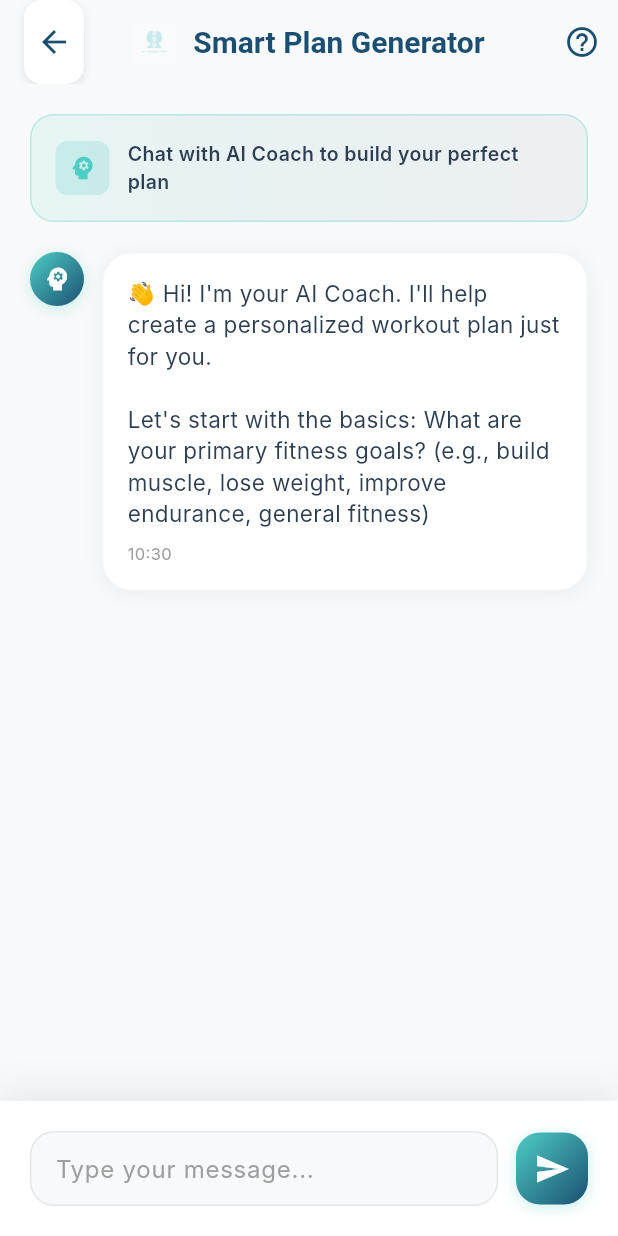
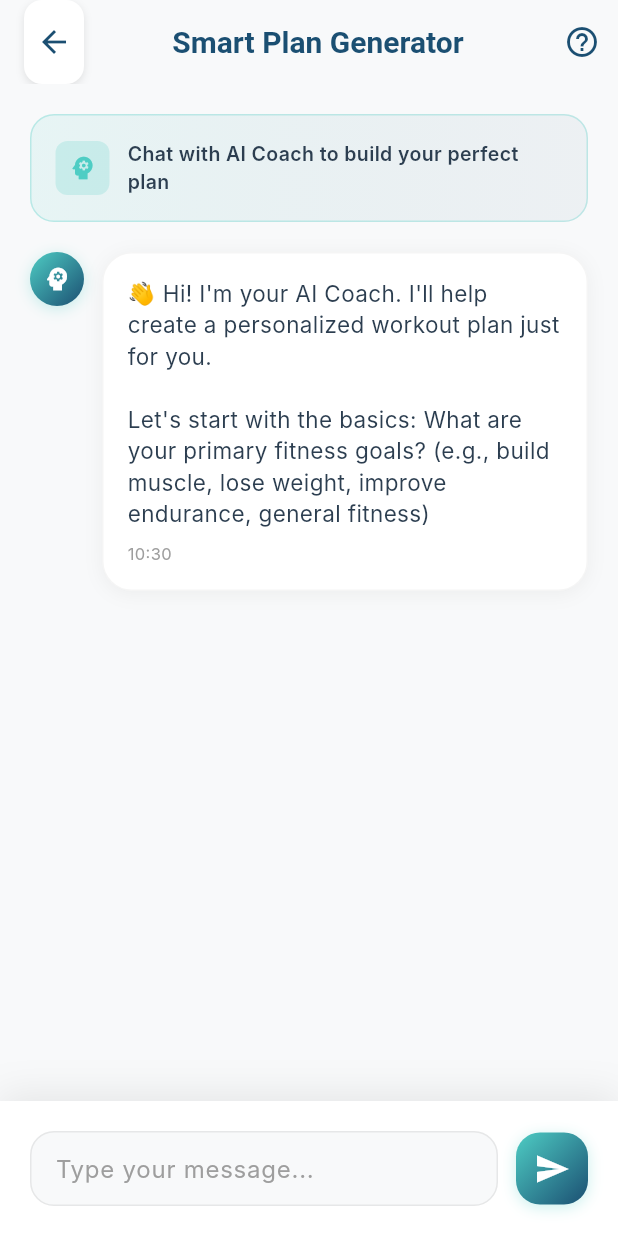
Before and after one commit to Mowleen12/AI_Lifestyle_Twin, a Flutter app: the SmartPlanChatPage screen opened directly, on a phone screen of 412 x 824 dp. Run offline on Flutter 3.47's test engine with Material 3 defaults, Android fonts, the phone set to English and light mode, and no system bars; our stand-ins replace image_picker, share_plus, shared_preferences, video_player; accounts and stored records are empty; Roboto replaces fonts that are missing (Inter).

Commit message:
Changes by Mowlick

```diff
--- a/lib/openrouter_service.dart
+++ b/lib/openrouter_service.dart
@@ -6,7 +6,7 @@ import 'package:http/http.dart' as http;
 class OpenRouterService {
   // TODO: Replace with your actual API key
   static const String _apiKey =
-      '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';
+      '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';
   static const String _baseUrl = 'https://openrouter.ai/api/v1';
   static const String _model = 'x-ai/grok-4.1-fast:free';
 
--- a/lib/smart_plan_chat_page.dart
+++ b/lib/smart_plan_chat_page.dart
@@ -147,7 +147,7 @@ class _SmartPlanChatPageState extends State<SmartPlanChatPage>
             borderRadius: BorderRadius.circular(12),
             boxShadow: [
               BoxShadow(
-                color: Colors.black.withOpacity(0.1),
+                color: Colors.black.withValues(alpha: 0.1),
                 blurRadius: 4,
                 offset: const Offset(0, 2),
               ),
@@ -158,20 +158,12 @@ class _SmartPlanChatPageState extends State<SmartPlanChatPage>
             onPressed: () => Navigator.pop(context),
           ),
         ),
-        title: Row(
+        title: const Expanded(
+          child: Row(
             mainAxisSize: MainAxisSize.min,
             children: [
-            Opacity(
-              opacity: 0.2,
-              child: Image.asset(
-                'assets/lifestyle_twin_logo.png',
-                height: 28,
-                width: 28,
-                fit: BoxFit.cover,
-              ),
-            ),
-            const SizedBox(width: 12),
-            const Text(
+              SizedBox(width: 12),
+              Text(
                 'Smart Plan Generator',
                 style: TextStyle(
                   color: AppColors.trustBlue,
@@ -180,6 +172,7 @@ class _SmartPlanChatPageState extends State<SmartPlanChatPage>
                 ),
               ),
             ],
+          ),
         ),
         centerTitle: true,
         actions: [
@@ -200,13 +193,13 @@ class _SmartPlanChatPageState extends State<SmartPlanChatPage>
               decoration: BoxDecoration(
                 gradient: LinearGradient(
                   colors: [
-                    AppColors.primaryTeal.withOpacity(0.1),
-                    AppColors.trustBlue.withOpacity(0.05),
+                    AppColors.primaryTeal.withValues(alpha: 0.1),
+                    AppColors.trustBlue.withValues(alpha: 0.05),
                   ],
                 ),
                 borderRadius: BorderRadius.circular(16),
                 border: Border.all(
-                  color: AppColors.primaryTeal.withOpacity(0.3),
+                  color: AppColors.primaryTeal.withValues(alpha: 0.3),
                 ),
               ),
               child: Row(
@@ -214,7 +207,7 @@ class _SmartPlanChatPageState extends State<SmartPlanChatPage>
                   Container(
                     padding: const EdgeInsets.all(8),
                     decoration: BoxDecoration(
-                      color: AppColors.primaryTeal.withOpacity(0.2),
+                      color: AppColors.primaryTeal.withValues(alpha: 0.2),
                       borderRadius: BorderRadius.circular(8),
                     ),
                     child: const Icon(
@@ -267,7 +260,7 @@ class _SmartPlanChatPageState extends State<SmartPlanChatPage>
                     borderRadius: BorderRadius.circular(20),
                     boxShadow: [
                       BoxShadow(
-                        color: AppColors.accentGreen.withOpacity(0.4),
+                        color: AppColors.accentGreen.withValues(alpha: 0.4),
                         blurRadius: 15,
                         offset: const Offset(0, 6),
                       ),
@@ -305,7 +298,7 @@ class _SmartPlanChatPageState extends State<SmartPlanChatPage>
                 color: Colors.white,
                 boxShadow: [
                   BoxShadow(
-                    color: Colors.black.withOpacity(0.08),
+                    color: Colors.black.withValues(alpha: 0.08),
                     blurRadius: 20,
                     offset: const Offset(0, -4),
                   ),
@@ -320,7 +313,7 @@ class _SmartPlanChatPageState extends State<SmartPlanChatPage>
                           color: AppColors.softGray,
                           borderRadius: BorderRadius.circular(16),
                           border: Border.all(
-                            color: Colors.grey.withOpacity(0.2),
+                            color: Colors.grey.withValues(alpha: 0.2),
                           ),
                         ),
                         child: TextField(
@@ -351,7 +344,7 @@ class _SmartPlanChatPageState extends State<SmartPlanChatPage>
                         borderRadius: BorderRadius.circular(16),
                         boxShadow: [
                           BoxShadow(
-                            color: AppColors.primaryTeal.withOpacity(0.3),
+                            color: AppColors.primaryTeal.withValues(alpha: 0.3),
                             blurRadius: 8,
                             offset: const Offset(0, 2),
                           ),
@@ -393,7 +386,7 @@ class _SmartPlanChatPageState extends State<SmartPlanChatPage>
                 shape: BoxShape.circle,
                 boxShadow: [
                   BoxShadow(
-                    color: AppColors.primaryTeal.withOpacity(0.3),
+                    color: AppColors.primaryTeal.withValues(alpha: 0.3),
                     blurRadius: 8,
                     offset: const Offset(0, 2),
                   ),
@@ -409,17 +402,17 @@ class _SmartPlanChatPageState extends State<SmartPlanChatPage>
               padding: const EdgeInsets.all(16),
               decoration: BoxDecoration(
                 color: message.isUser
-                    ? AppColors.primaryTeal.withOpacity(0.1)
+                    ? AppColors.primaryTeal.withValues(alpha: 0.1)
                     : Colors.white,
                 borderRadius: BorderRadius.circular(20),
                 border: Border.all(
                   color: message.isUser
-                      ? AppColors.primaryTeal.withOpacity(0.3)
-                      : Colors.grey.withOpacity(0.1),
+                      ? AppColors.primaryTeal.withValues(alpha: 0.3)
+                      : Colors.grey.withValues(alpha: 0.1),
                 ),
                 boxShadow: [
                   BoxShadow(
-                    color: Colors.black.withOpacity(0.05),
+                    color: Colors.black.withValues(alpha: 0.05),
                     blurRadius: 10,
                     offset: const Offset(0, 2),
                   ),
@@ -457,7 +450,7 @@ class _SmartPlanChatPageState extends State<SmartPlanChatPage>
             Container(
               padding: const EdgeInsets.all(8),
               decoration: BoxDecoration(
-                color: AppColors.primaryTeal.withOpacity(0.2),
+                color: AppColors.primaryTeal.withValues(alpha: 0.2),
                 shape: BoxShape.circle,
               ),
               child: const Icon(
@@ -498,7 +491,7 @@ class _SmartPlanChatPageState extends State<SmartPlanChatPage>
               borderRadius: BorderRadius.circular(20),
               boxShadow: [
                 BoxShadow(
-                  color: Colors.black.withOpacity(0.05),
+                  color: Colors.black.withValues(alpha: 0.05),
                   blurRadius: 10,
                   offset: const Offset(0, 2),
                 ),
@@ -531,7 +524,8 @@ class _SmartPlanChatPageState extends State<SmartPlanChatPage>
           width: 8,
           height: 8,
           decoration: BoxDecoration(
-            color: AppColors.primaryTeal.withOpacity(0.3 + animValue * 0.7),
+            color:
+                AppColors.primaryTeal.withValues(alpha: 0.3 + animValue * 0.7),
             shape: BoxShape.circle,
           ),
         );
@@ -543,10 +537,10 @@ class _SmartPlanChatPageState extends State<SmartPlanChatPage>
     return Container(
       padding: const EdgeInsets.all(12),
       decoration: BoxDecoration(
-        color: AppColors.lightMint.withOpacity(0.3),
+        color: AppColors.lightMint.withValues(alpha: 0.3),
         borderRadius: BorderRadius.circular(12),
         border: Border.all(
-          color: AppColors.accentGreen.withOpacity(0.3),
+          color: AppColors.accentGreen.withValues(alpha: 0.3),
         ),
       ),
       child: Column(
@@ -598,7 +592,7 @@ class _SmartPlanChatPageState extends State<SmartPlanChatPage>
             Container(
               padding: const EdgeInsets.all(8),
               decoration: BoxDecoration(
-                color: AppColors.primaryTeal.withOpacity(0.2),
+                color: AppColors.primaryTeal.withValues(alpha: 0.2),
                 borderRadius: BorderRadius.circular(8),
               ),
               child:
```
Also changed, not shown: lib/meal_analysis_result_page.dart (+44 -37 lines), lib/onboarding_screen.dart (+18 -10 lines). Lines whose indentation alone changed are shown as unchanged.
